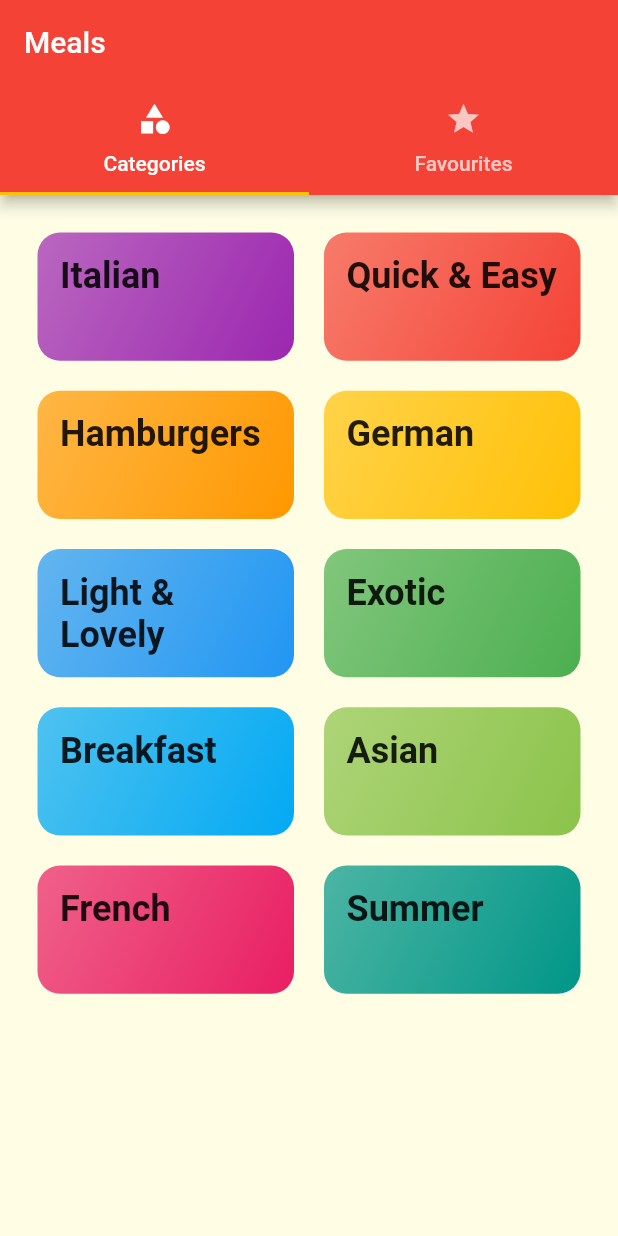
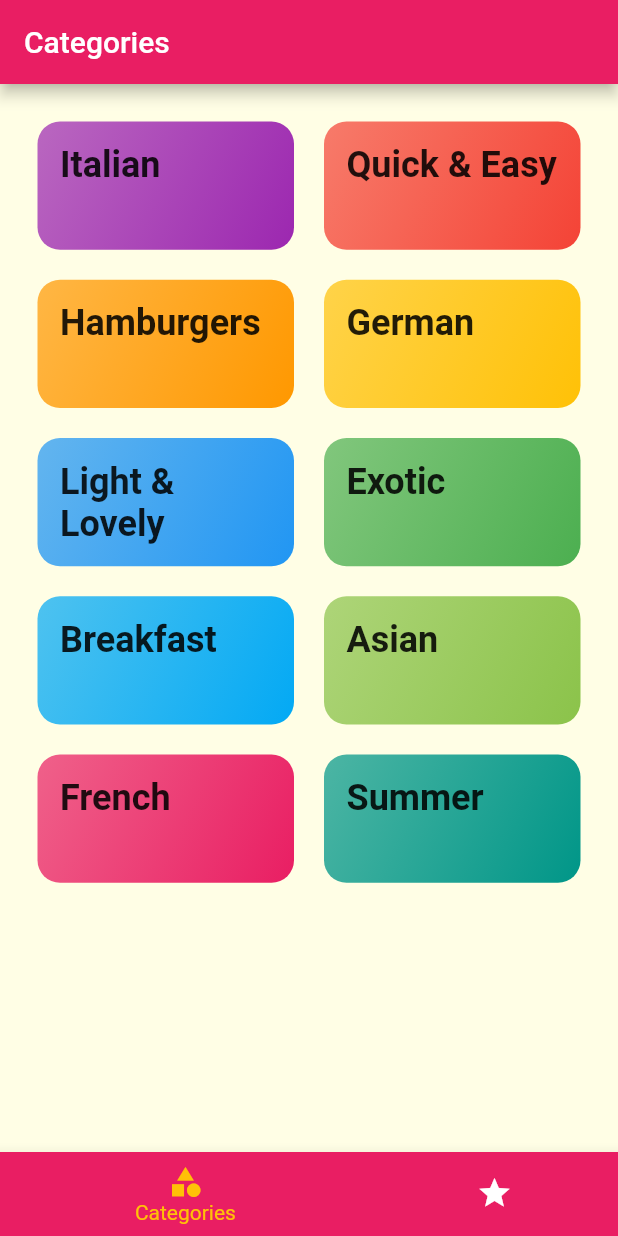
Before and after one commit to alabobriggs/flutter_meals_app, a Flutter app: the screen it shows after launch, on a phone screen of 412 x 824 dp. Run offline on Flutter 3.47's test engine with Material 2 defaults, Android fonts, the phone set to English and light mode, and no system bars.

```diff
--- a/lib/main.dart
+++ b/lib/main.dart
@@ -12,7 +12,7 @@ class MyApp extends StatelessWidget {
       debugShowCheckedModeBanner: false,
       title: 'DeliMeals',
       theme: ThemeData(
-        primarySwatch: Colors.red,
+        primarySwatch: Colors.pink,
         accentColor: Colors.amber,
         canvasColor: Color.fromRGBO(255, 254, 229, 1),
         textTheme: ThemeData.light().textTheme.copyWith(
--- a/lib/screens/tabs_screen.dart
+++ b/lib/screens/tabs_screen.dart
@@ -8,32 +8,51 @@ class TabsScreen extends StatefulWidget {
 }
 
 class _TabsScreenState extends State<TabsScreen> {
+  final List<Map<String, Object>> _pages = [
+    {
+      'page': CategoryScreen(),
+      'title': 'Categories',
+    },
+    {
+      'page': FavouritesScreen(),
+      'title': 'Favourites',
+    },
+  ];
+
+  int _selectedPageInex = 0;
+
+  void _selectPage(int index) {
+    setState(() {
+      _selectedPageInex = index;
+    });
+  }
+
   @override
   Widget build(BuildContext context) {
-    return DefaultTabController(
-      length: 2,
-      child: Scaffold(
-        appBar: AppBar(
-          title: Text('Meals'),
-          bottom: TabBar(
-            tabs: <Widget>[
-              Tab(
-                icon: Icon(Icons.category),
-                text: 'Categories',
-              ),
-              Tab(
-                icon: Icon(Icons.star),
-                text: 'Favourites',
-              ),
-            ],
+    return Scaffold(
+      appBar: AppBar(
+        title: Text(_pages[_selectedPageInex]['title']),
+      ),
+      body: _pages[_selectedPageInex]['page'],
+      bottomNavigationBar: BottomNavigationBar(
+        onTap: _selectPage,
+        unselectedItemColor: Colors.white,
+        currentIndex: _selectedPageInex,
+        type: BottomNavigationBarType.shifting,
+        selectedItemColor: Theme.of(context).accentColor,
+        backgroundColor: Theme.of(context).primaryColor,
+        items: [
+          BottomNavigationBarItem(
+            backgroundColor: Theme.of(context).primaryColor,
+            icon: const Icon(Icons.category),
+            title: const Text('Categories'),
           ),
-        ),
-        body: TabBarView(
-          children: <Widget>[
-            CategoryScreen(),
-            FavouritesScreen()
-          ],
-        ),
+          BottomNavigationBarItem(
+            backgroundColor: Theme.of(context).primaryColor,
+            icon: const Icon(Icons.star),
+            title: const Text('Favourites'),
+          ),
+        ],
       ),
     );
   }
```
